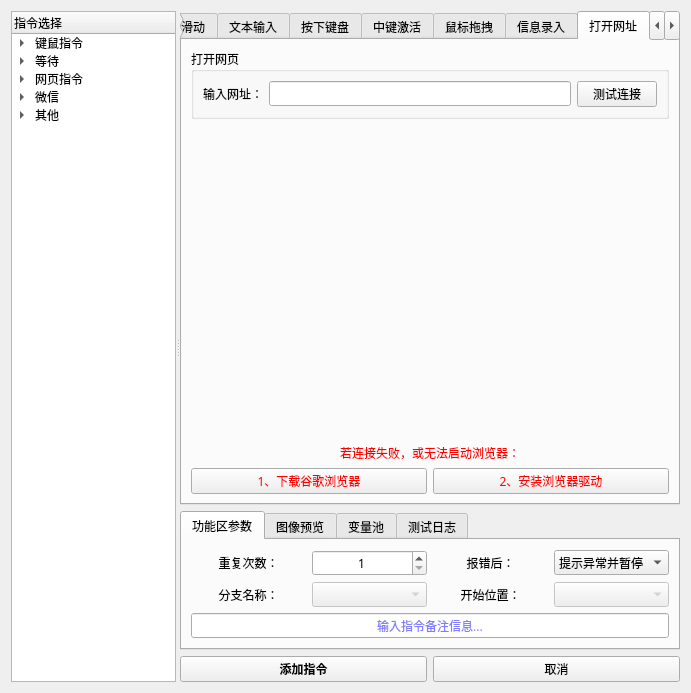
This is 窗体/navigation.ui in FsterThanLight/automatic_clicker_2 as Qt 5 draws it before an edit. The edited form follows.
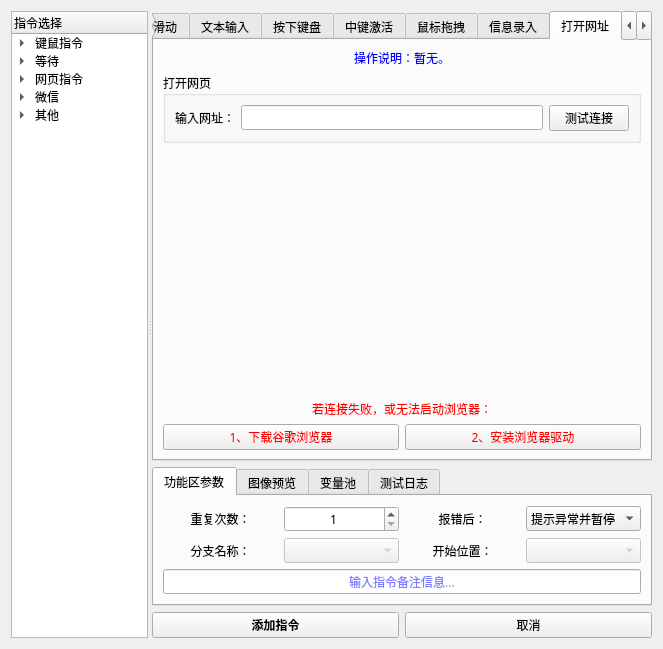
This is the edited form. The open tabs and pages were chosen to show the change. Icons and pictures are not drawn.

The edit to the form file:
```diff
--- a/窗体/navigation.ui
+++ b/窗体/navigation.ui
@@ -6,8 +6,8 @@
    <rect>
     <x>0</x>
     <y>0</y>
-    <width>691</width>
-    <height>693</height>
+    <width>663</width>
+    <height>576</height>
    </rect>
   </property>
   <property name="font">
@@ -3486,6 +3486,125 @@
            <string>打开网址</string>
           </attribute>
           <layout class="QVBoxLayout" name="verticalLayout_21">
+           <item>
+            <widget class="QLabel" name="label_100">
+             <property name="sizePolicy">
+              <sizepolicy hsizetype="Preferred" vsizetype="Preferred">
+               <horstretch>0</horstretch>
+               <verstretch>0</verstretch>
+              </sizepolicy>
+             </property>
+             <property name="palette">
+              <palette>
+               <active>
+                <colorrole role="WindowText">
+                 <brush brushstyle="SolidPattern">
+                  <color alpha="255">
+                   <red>0</red>
+                   <green>0</green>
+                   <blue>255</blue>
+                  </color>
+                 </brush>
+                </colorrole>
+                <colorrole role="Text">
+                 <brush brushstyle="SolidPattern">
+                  <color alpha="255">
+                   <red>0</red>
+                   <green>0</green>
+                   <blue>255</blue>
+                  </color>
+                 </brush>
+                </colorrole>
+                <colorrole role="PlaceholderText">
+                 <brush brushstyle="SolidPattern">
+                  <color alpha="128">
+                   <red>0</red>
+                   <green>0</green>
+                   <blue>255</blue>
+                  </color>
+                 </brush>
+                </colorrole>
+               </active>
+               <inactive>
+                <colorrole role="WindowText">
+                 <brush brushstyle="SolidPattern">
+                  <color alpha="255">
+                   <red>0</red>
+                   <green>0</green>
+                   <blue>255</blue>
+                  </color>
+                 </brush>
+                </colorrole>
+                <colorrole role="Text">
+                 <brush brushstyle="SolidPattern">
+                  <color alpha="255">
+                   <red>0</red>
+                   <green>0</green>
+                   <blue>255</blue>
+                  </color>
+                 </brush>
+                </colorrole>
+                <colorrole role="PlaceholderText">
+                 <brush brushstyle="SolidPattern">
+                  <color alpha="128">
+                   <red>0</red>
+                   <green>0</green>
+                   <blue>255</blue>
+                  </color>
+                 </brush>
+                </colorrole>
+               </inactive>
+               <disabled>
+                <colorrole role="WindowText">
+                 <brush brushstyle="SolidPattern">
+                  <color alpha="255">
+                   <red>120</red>
+                   <green>120</green>
+                   <blue>120</blue>
+                  </color>
+                 </brush>
+                </colorrole>
+                <colorrole role="Text">
+                 <brush brushstyle="SolidPattern">
+                  <color alpha="255">
+                   <red>120</red>
+                   <green>120</green>
+                   <blue>120</blue>
+                  </color>
+                 </brush>
+                </colorrole>
+                <colorrole role="PlaceholderText">
+                 <brush brushstyle="SolidPattern">
+                  <color alpha="128">
+                   <red>0</red>
+                   <green>0</green>
+                   <blue>0</blue>
+                  </color>
+                 </brush>
+                </colorrole>
+               </disabled>
+              </palette>
+             </property>
+             <property name="text">
+              <string>操作说明：暂无。</string>
+             </property>
+             <property name="alignment">
+              <set>Qt::AlignCenter</set>
+             </property>
+             <property name="wordWrap">
+              <bool>true</bool>
+             </property>
+             <property name="margin">
+              <number>0</number>
+             </property>
+             <property name="indent">
+              <number>-1</number>
+             </property>
+             <property name="openExternalLinks">
+              <bool>false</bool>
+             </property>
+            </widget>
+           </item>
            <item>
             <widget class="QGroupBox" name="groupBox_21">
              <property name="title">
```
Left out of the diff: 2 changed lines with no effect on the pictures.
